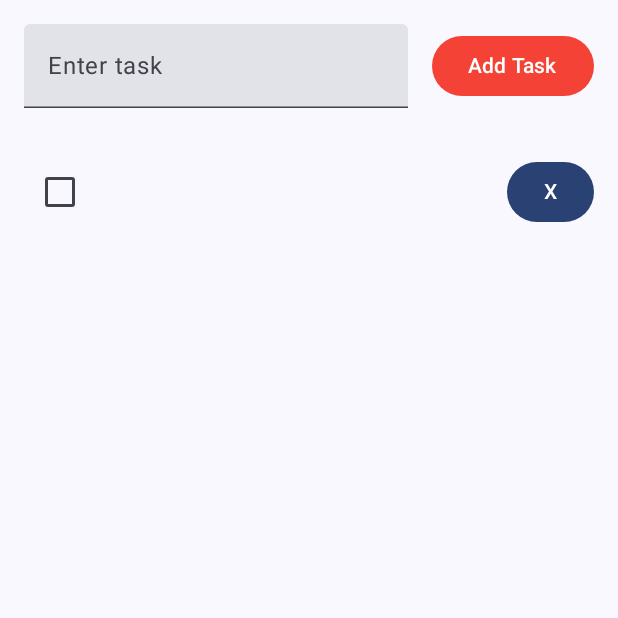
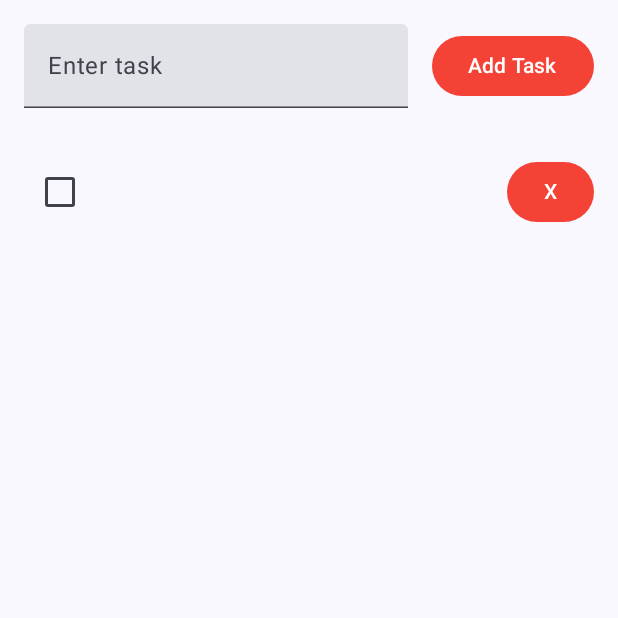
Before and after one commit to Braxbro/CITC2376-Lab-2, an Android app built with Jetpack Compose: the screen it shows after launch (MainActivity), after a tap on "Add Task", on a phone screen of 412 x 824 dp, the top half of it. Run offline under Robolectric (Android 15) with nearby library versions, the phone set to English and light mode, and no system bars.

Commit message:
forgot to color a button

```diff
--- a/app/src/main/java/com/example/taskmanager/MainActivity.kt
+++ b/app/src/main/java/com/example/taskmanager/MainActivity.kt
@@ -166,7 +166,14 @@ fun TaskItem(modifier: Modifier, taskList: MutableList<String>, index: Int) {
             },
             // No internal padding on the other elements since it looked weird
             // and there's already external padding...
-            modifier = Modifier.padding(start = Dp(16f))
+            modifier = Modifier.padding(start = Dp(16f)),
+            colors = ButtonColors(
+                containerColor = Color(244, 67, 54, 255),
+                contentColor = Color(255,255,255),
+                // these should never appear so I won't change them
+                disabledContentColor = ButtonDefaults.buttonColors().disabledContentColor,
+                disabledContainerColor = ButtonDefaults.buttonColors().disabledContainerColor
+            )
         ) {
             Text("X")
         }
```
